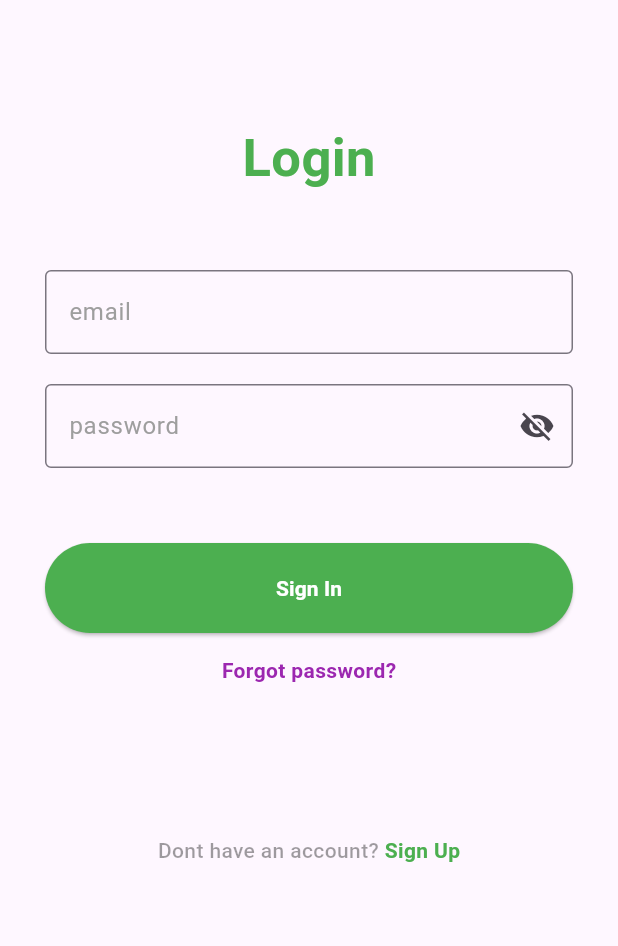
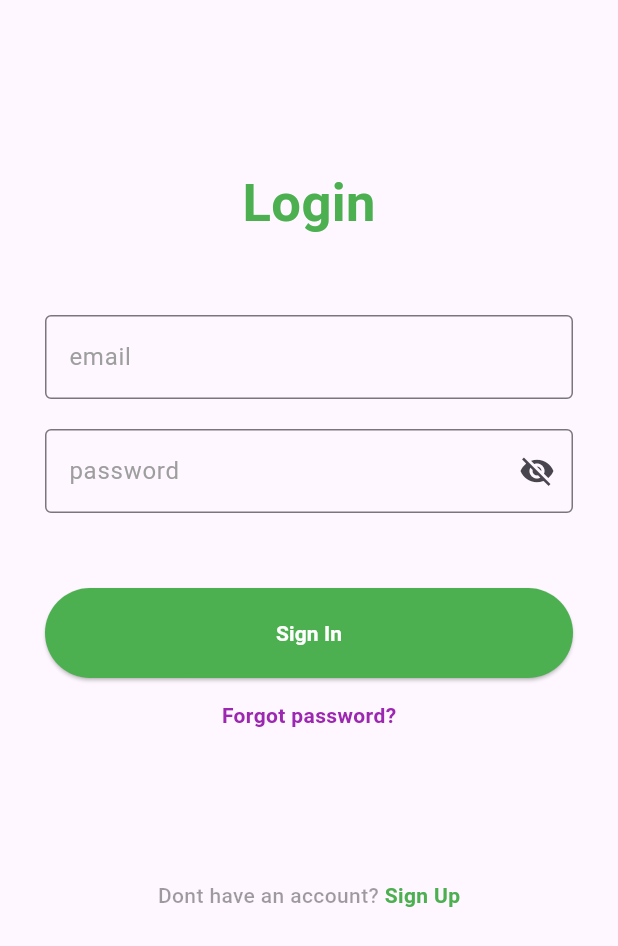
Before and after one commit to OskarPerlinski/recipe_app_supabase_cleanArchitecture_BLoC, a Flutter app: the screen it shows after launch, on a phone screen of 412 x 824 dp. Shown: the top 946 px of the screen. Run offline on Flutter 3.47's test engine with Material 3 defaults, Android fonts, the phone set to English and light mode, and no system bars; our stand-ins replace bloc, dartz, flutter_bloc, flutter_dotenv, flutter_hooks, get_it and 1 more; accounts and stored records are empty.

Commit message:
add padding

```diff
--- a/lib/presentation/auth/sign_in.dart
+++ b/lib/presentation/auth/sign_in.dart
@@ -15,6 +15,8 @@ class SignInPage extends HookWidget {
     return Scaffold(
       appBar: const BasicAppbar(hideBack: true),
       body: SingleChildScrollView(
+        child: Padding(
+          padding: const EdgeInsets.only(top: 30),
           child: Column(
             mainAxisAlignment: MainAxisAlignment.center,
             children: [
@@ -32,7 +34,8 @@ class SignInPage extends HookWidget {
             ],
           ),
         ),
-      );
+      ),
+    );
   }
 
   Widget _loginText() {
@@ -135,7 +138,7 @@ class SignInPage extends HookWidget {
             Navigator.push(
               context,
               MaterialPageRoute(
-                builder: (context) => const SignUpPage(),
+                builder: (context) => SignUpPage(),
               ),
             );
           },
```
